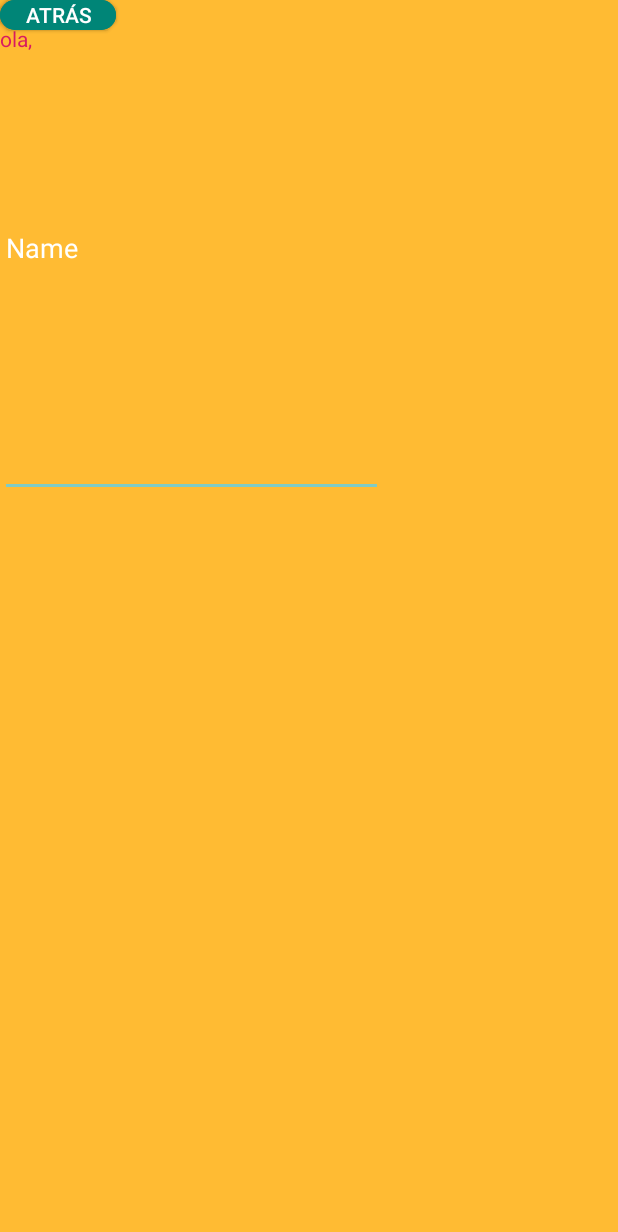
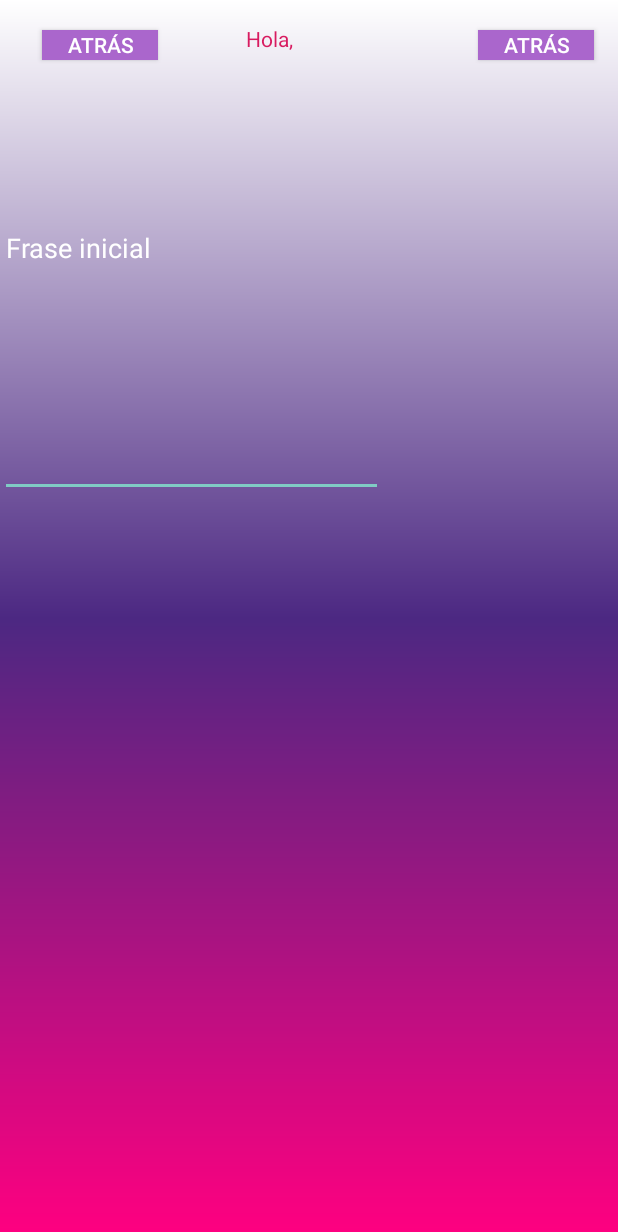
Before and after one commit to Ivo-25/AppEmociones, an Android app: the Frase screen opened directly, with no data from a screen before it, on a phone screen of 412 x 824 dp. Shown: the top 1232 px of the screen. Run offline under Robolectric (Android 15) with nearby library versions, the phone set to English and light mode, and no system bars.

Commit message:
Actualización de código

```diff
--- a/app/src/main/AndroidManifest.xml
+++ b/app/src/main/AndroidManifest.xml
@@ -9,7 +9,8 @@
         android:roundIcon="@mipmap/ic_launcher_round"
         android:supportsRtl="true"
         android:theme="@style/Theme.AppCompat.NoActionBar">
-        <activity android:name=".Frase"></activity>
+        <activity android:name=".Desicion"></activity>
+        <activity android:name=".Frase" />
         <activity android:name=".MainActivity">
             <intent-filter>
                 <action android:name="android.intent.action.MAIN" />
--- a/app/src/main/java/com/example/appprueba/Frase.java
+++ b/app/src/main/java/com/example/appprueba/Frase.java
@@ -20,4 +20,7 @@ public class Frase extends AppCompatActivity {
         Intent anterior = new Intent(this, MainActivity.class);
         startActivity(anterior);
     }
+    public void Siguiente (View view) {
+        Intent siguiente = new
+    }
 }
--- a/app/src/main/res/layout/activity_frase.xml
+++ b/app/src/main/res/layout/activity_frase.xml
@@ -4,7 +4,7 @@
     xmlns:tools="http://schemas.android.com/tools"
     android:layout_width="match_parent"
     android:layout_height="match_parent"
-    android:background="@android:color/holo_orange_light"
+    android:background="@drawable/bg_color"
     tools:context=".Frase"
     tools:layout_editor_absoluteY="25dp">
 
@@ -12,21 +12,27 @@
         android:id="@+id/button2"
         android:layout_width="77dp"
         android:layout_height="20dp"
-        android:background="@drawable/button_rounded"
+        android:layout_marginStart="28dp"
+        android:layout_marginLeft="28dp"
+        android:layout_marginTop="20dp"
+        android:background="@android:color/holo_purple"
         android:onClick="Anterior"
         android:text="@string/BotonAtrás"
-        tools:layout_editor_absoluteX="16dp"
-        tools:layout_editor_absoluteY="16dp" />
+        app:layout_constraintStart_toStartOf="parent"
+        app:layout_constraintTop_toTopOf="parent" />
 
     <Button
         android:id="@+id/button3"
         android:layout_width="77dp"
         android:layout_height="20dp"
-        android:background="@drawable/button_rounded"
+        android:layout_marginTop="20dp"
+        android:layout_marginEnd="16dp"
+        android:layout_marginRight="16dp"
+        android:background="@android:color/holo_purple"
         android:onClick="Anterior"
         android:text="@string/BotonAtrás"
-        tools:layout_editor_absoluteX="339dp"
-        tools:layout_editor_absoluteY="16dp" />
+        app:layout_constraintEnd_toEndOf="parent"
+        app:layout_constraintTop_toTopOf="parent" />
 
     <TextView
         android:id="@+id/textView"
@@ -47,7 +53,8 @@
         android:layout_height="331dp"
         android:ems="10"
         android:inputType="textPersonName"
-        android:text="Name"
+        android:text="Frase inicial"
+        android:textColorHint="@android:color/background_light"
         tools:layout_editor_absoluteX="89dp"
         tools:layout_editor_absoluteY="152dp" />
 </androidx.constraintlayout.widget.ConstraintLayout>
```
Also changed, not shown: app/src/main/java/com/example/appprueba/Desicion.java (added, +14 -0 lines), app/src/main/res/layout/activity_desicion.xml (added, +9 -0 lines).
